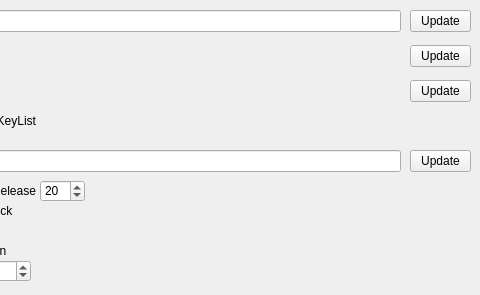
Zalafina/QKeyMapper, file QKeyMapper/qitemsetupdialog.ui: the form before one commit; both pictures show x 340 to 820 and y 0 to 295 of the 820 by 295 pixel window.
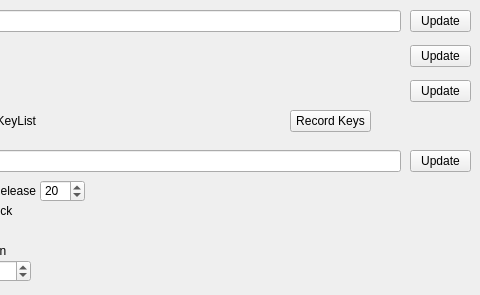
The form after the commit.

Commit message: Add key record dialog.

```diff
--- a/QKeyMapper/qitemsetupdialog.ui
+++ b/QKeyMapper/qitemsetupdialog.ui
@@ -471,6 +471,25 @@
     <set>Qt::AlignRight|Qt::AlignTrailing|Qt::AlignVCenter</set>
    </property>
   </widget>
+  <widget class="QPushButton" name="recordKeysButton">
+   <property name="geometry">
+    <rect>
+     <x>630</x>
+     <y>110</y>
+     <width>81</width>
+     <height>22</height>
+    </rect>
+   </property>
+   <property name="focusPolicy">
+    <enum>Qt::NoFocus</enum>
+   </property>
+   <property name="text">
+    <string>Record Keys</string>
+   </property>
+   <property name="autoDefault">
+    <bool>false</bool>
+   </property>
+  </widget>
  </widget>
  <resources/>
  <connections/>
```
The commit also changes 10 other files.
